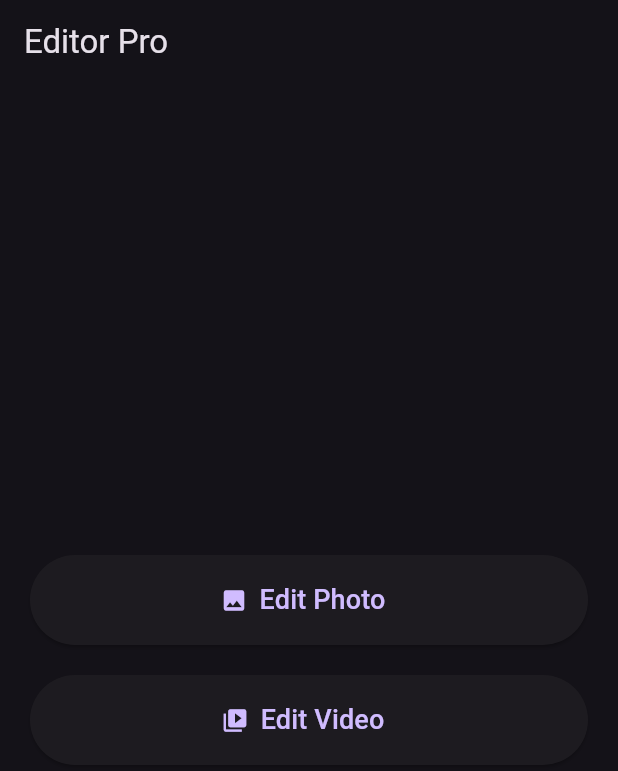
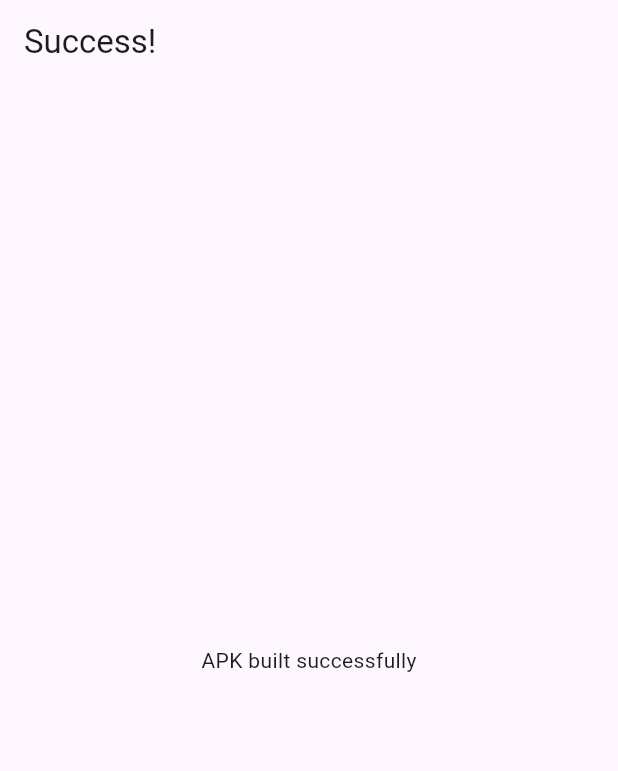
Before and after one commit to wali313wind-bit/Video-photo-editor, a Flutter app: the screen it shows after launch, on a phone screen of 412 x 824 dp. Shown: the top 771 px of the screen. Run offline on Flutter 3.47's test engine with Material 3 defaults, Android fonts, the phone set to English and light mode, and no system bars.

Commit message:
Update main.dart

```diff
--- a/lib/main.dart
+++ b/lib/main.dart
@@ -1,40 +1,19 @@
-import 'dart:io';
 import 'package:flutter/material.dart';
-import 'package:image_picker/image_picker.dart';
-import 'package:share_plus/share_plus.dart';
-import 'package:video_player/video_player.dart';
-import 'package:chewie/chewie.dart';
-import 'package:path_provider/path_provider.dart';
-import 'package:gallery_saver/gallery_saver.dart';
 
-void main() => runApp(VideoEditorApp());
+void main() => runApp(MyApp());
 
-class VideoEditorApp extends StatelessWidget {
+class MyApp extends StatelessWidget {
   @override
-  Widget build(BuildContext context) => MaterialApp(
-        title: 'Video Editor',
-        theme: ThemeData.dark(),
-        home: HomeScreen(),
-        debugShowCheckedModeBanner: false,
-      );
-}
-
-class HomeScreen extends StatelessWidget {
-  @override
-  Widget build(BuildContext context) => Scaffold(
-        appBar: AppBar(title: Text('Editor Pro')),
-        body: Padding(
-          padding: EdgeInsets.all(20),
-          child: Column(
-            mainAxisAlignment: MainAxisAlignment.center,
-            children: [
-              _buildButton(Icons.photo, 'Edit Photo', () => Navigator.push(context, MaterialPageRoute(builder: (_) => EditorScreen(type: MediaType.image)))),
-              SizedBox(height: 20),
-              _buildButton(Icons.video_library, 'Edit Video', () => Navigator.push(context, MaterialPageRoute(builder: (_) => EditorScreen(type: MediaType.video)))),
-            ],
-          ),
-        ),
-      );
+  Widget build(BuildContext context) {
+    return MaterialApp(
+      title: 'Test',
+      home: Scaffold(
+        appBar: AppBar(title: Text('Success!')),
+        body: Center(child: Text('APK built successfully')),
+      ),
+    );
+  }
+}      );
 
   Widget _buildButton(IconData icon, String label, VoidCallback onTap) => ElevatedButton.icon(
         onPressed: onTap,
```
